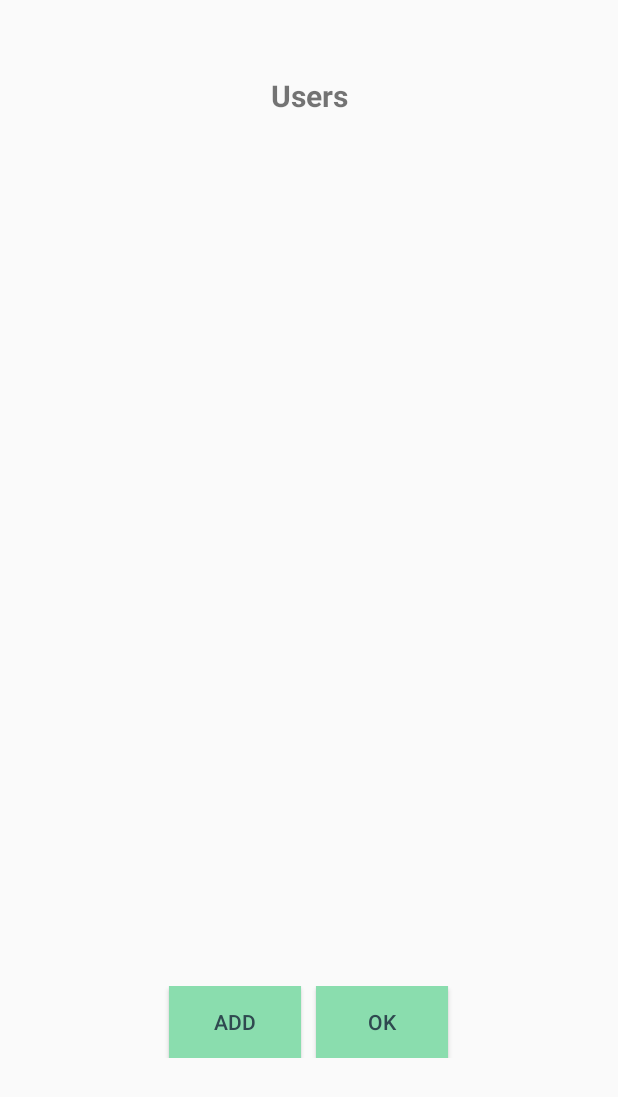
After one commit to Torjer/QuizApp2, an Android app: the UserConfig screen opened directly, with no data from a screen before it, on a phone screen of 412 x 824 dp. The commit adds this screen. Shown: the top 1097 px of the screen. Run offline under Robolectric (Android 15) with nearby library versions, the phone set to English and light mode, and no system bars.

Commit message:
Usuarios

```diff
--- a/app/src/main/AndroidManifest.xml
+++ b/app/src/main/AndroidManifest.xml
@@ -9,7 +9,8 @@
         android:roundIcon="@mipmap/ic_launcher_round"
         android:supportsRtl="true"
         android:theme="@style/AppTheme">
-        <activity android:name=".Game"></activity>
+        <activity android:name=".UserConfig"></activity>
+        <activity android:name=".Game" />
         <activity android:name=".Options" />
         <activity android:name=".MainActivity">
             <intent-filter>
--- /dev/null
+++ b/app/src/main/java/com/example/quizapp2/UserConfig.kt
@@ -0,0 +1,89 @@
+package com.example.quizapp2
+
+import android.content.Context
+import android.content.Intent
+import androidx.appcompat.app.AppCompatActivity
+import android.os.Bundle
+import android.util.Log
+import android.view.View
+import android.widget.ArrayAdapter
+import android.widget.Button
+import android.widget.EditText
+import android.widget.ListView
+import androidx.appcompat.app.AlertDialog
+import kotlinx.android.synthetic.main.activity_user_config.*
+
+class UserConfig : AppCompatActivity() {
+
+    companion object{
+        const val EXTRA_SELECTED_USER = "com.example.quizapp2.selected_user"
+
+        fun createIntent(packageContext: Context, SelUser:String): Intent {
+            return Intent(packageContext, UserConfig::class.java).apply {
+                putExtra(EXTRA_SELECTED_USER, SelUser)
+            }
+        }
+    }
+
+
+    private lateinit var LView: ListView
+    private lateinit var AddBtn: Button
+    private lateinit var CnBtn: Button
+
+    private var Usuarios = mutableListOf<String>()
+    private var SelectedItem:String = " "
+    private var SelectedUser:String = " "
+
+    override fun onCreate(savedInstanceState: Bundle?) {
+        super.onCreate(savedInstanceState)
+        setContentView(R.layout.activity_user_config)
+
+        LView = findViewById(R.id.list_view)
+        AddBtn = findViewById(R.id.add_btn)
+        CnBtn = findViewById(R.id.cn_btn)
+
+       // DltBtn.isEnabled = false
+
+        val myAdapter = ArrayAdapter(this, android.R.layout.simple_list_item_1, Usuarios)
+        LView.adapter = myAdapter
+
+        AddBtn.setOnClickListener { _ ->
+            val dialog = AlertDialog.Builder(this)
+            val dialogLayout = layoutInflater.inflate(R.layout.add_user_layout, null)
+            val editText = dialogLayout.findViewById<EditText>(R.id.new_user)
+
+            with(dialog){
+                setTitle("Add username")
+                setPositiveButton("OK"){dialog, which ->
+                    Usuarios.add(editText.text.toString())
+                    myAdapter.notifyDataSetChanged()
+                }
+                setNegativeButton("Cancel"){dialog, which ->
+                    Log.d("Main","Negative")
+                }
+                setView(dialogLayout)
+                show()
+            }
+        }
+
+        LView.setOnItemClickListener { parent, view, position, id ->
+            SelectedItem = LView.getItemAtPosition(position).toString()
+            val dialog = AlertDialog.Builder(this)
+            with(dialog){
+                dialog.setTitle("What do you want to do now?")
+                setPositiveButton("Select"){dialog, which ->
+                    SelectedUser = SelectedItem
+                }
+                setNegativeButton("Delete"){dialog, which ->
+                    Usuarios.removeAt(position)
+                    myAdapter.notifyDataSetChanged()
+                }
+                show()
+            }
+        }
+
+        CnBtn.setOnClickListener { _ ->
+            finish()
+        }
+    }
+}
--- /dev/null
+++ b/app/src/main/res/layout-land/activity_user_config.xml
@@ -0,0 +1,53 @@
+<?xml version="1.0" encoding="utf-8"?>
+<LinearLayout xmlns:android="http://schemas.android.com/apk/res/android"
+    xmlns:app="http://schemas.android.com/apk/res-auto"
+    xmlns:tools="http://schemas.android.com/tools"
+    android:layout_width="match_parent"
+    android:layout_height="match_parent"
+    android:gravity="top"
+    android:orientation="vertical"
+    tools:context=".MainActivity">
+
+    <TextView
+        android:layout_width="match_parent"
+        android:layout_height="wrap_content"
+        android:layout_marginTop="50dp"
+        android:layout_marginBottom="50dp"
+        android:gravity="center"
+        android:text="@string/userL_text"
+        android:textSize="20sp"
+        android:textStyle="bold" />
+
+    <ListView
+        android:id="@+id/list_view"
+        android:layout_width="wrap_content"
+        android:layout_height="100dp" />
+
+    <LinearLayout
+        android:layout_width="match_parent"
+        android:layout_height="wrap_content"
+        android:gravity="center"
+        android:orientation="horizontal"
+        android:layout_marginTop="30dp">
+
+        <Button
+            android:id="@+id/add_btn"
+            android:layout_width="wrap_content"
+            android:layout_height="wrap_content"
+            android:text="@string/add_text"
+            android:textColor="#2f4950"
+            android:background="#8ADDAE"
+            android:layout_marginEnd="10dp"
+            />
+        <Button
+            android:id="@+id/cn_btn"
+            android:layout_width="wrap_content"
+            android:layout_height="wrap_content"
+            android:text="@string/ok_text"
+            android:textColor="#2f4950"
+            android:background="#8ADDAE"
+            />
+
+    </LinearLayout>
+
+</LinearLayout>
--- /dev/null
+++ b/app/src/main/res/layout/activity_user_config.xml
@@ -0,0 +1,53 @@
+<?xml version="1.0" encoding="utf-8"?>
+<LinearLayout xmlns:android="http://schemas.android.com/apk/res/android"
+    xmlns:app="http://schemas.android.com/apk/res-auto"
+    xmlns:tools="http://schemas.android.com/tools"
+    android:layout_width="match_parent"
+    android:layout_height="match_parent"
+    android:gravity="top"
+    android:orientation="vertical"
+    tools:context=".MainActivity">
+
+    <TextView
+        android:layout_width="match_parent"
+        android:layout_height="wrap_content"
+        android:layout_marginTop="50dp"
+        android:layout_marginBottom="50dp"
+        android:gravity="center"
+        android:text="@string/userL_text"
+        android:textSize="20sp"
+        android:textStyle="bold" />
+
+    <ListView
+        android:id="@+id/list_view"
+        android:layout_width="wrap_content"
+        android:layout_height="500dp" />
+
+    <LinearLayout
+        android:layout_width="match_parent"
+        android:layout_height="wrap_content"
+        android:gravity="center"
+        android:orientation="horizontal"
+        android:layout_marginTop="30dp">
+
+        <Button
+            android:id="@+id/add_btn"
+            android:layout_width="wrap_content"
+            android:layout_height="wrap_content"
+            android:text="@string/add_text"
+            android:textColor="#2f4950"
+            android:background="#8ADDAE"
+            android:layout_marginEnd="10dp"
+            />
+        <Button
+            android:id="@+id/cn_btn"
+            android:layout_width="wrap_content"
+            android:layout_height="wrap_content"
+            android:text="@string/ok_text"
+            android:textColor="#2f4950"
+            android:background="#8ADDAE"
+            />
+
+    </LinearLayout>
+
+</LinearLayout>
--- a/app/src/main/res/values/strings.xml
+++ b/app/src/main/res/values/strings.xml
@@ -1,5 +1,9 @@
 <resources>
     <string name="app_name">QuizApp2</string>
+    <string name="user_text">User</string>
+    <string name="userL_text">Users</string>
+    <string name="ok_text">Ok</string>
+    <string name="add_text">Add</string>
     <string name="play_text">Play</string>
     <string name="setting_text">Settings</string>
     <string name="save_text">Save</string>
```
Also changed, not shown: app/src/main/java/com/example/quizapp2/MainActivity.kt (+11 -2 lines), app/src/main/res/layout-land/activity_main.xml (+16 -3 lines), app/src/main/res/layout/activity_main.xml (+21 -10 lines), app/src/main/res/layout/add_user_layout.xml (added, +14 -0 lines).
